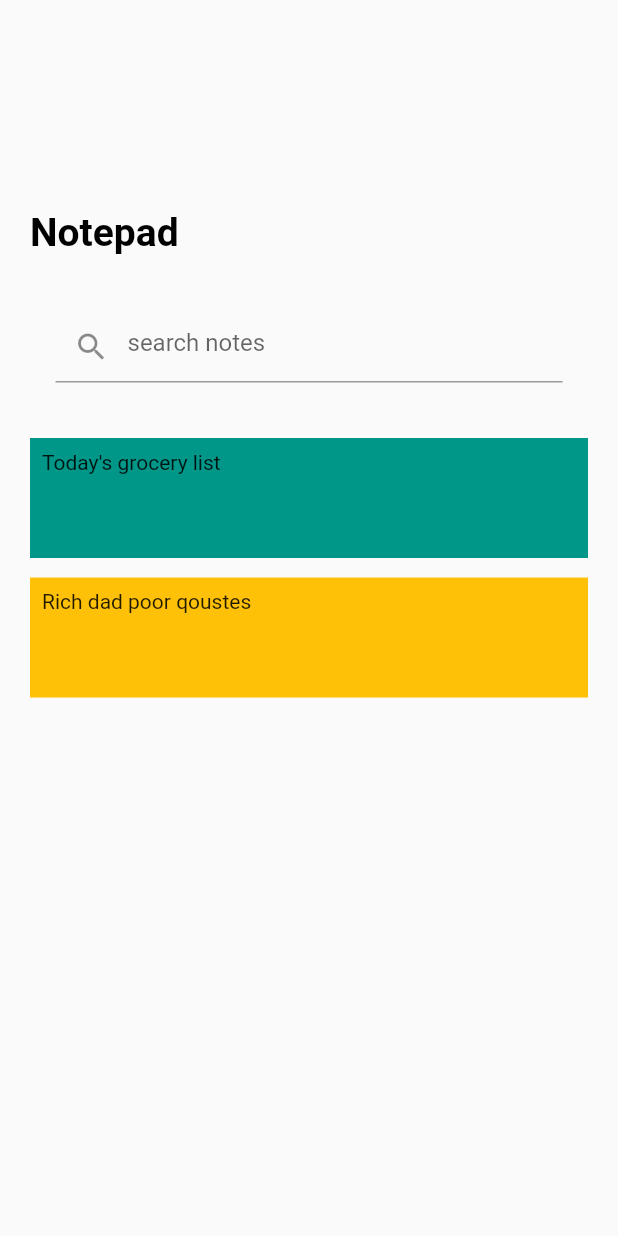
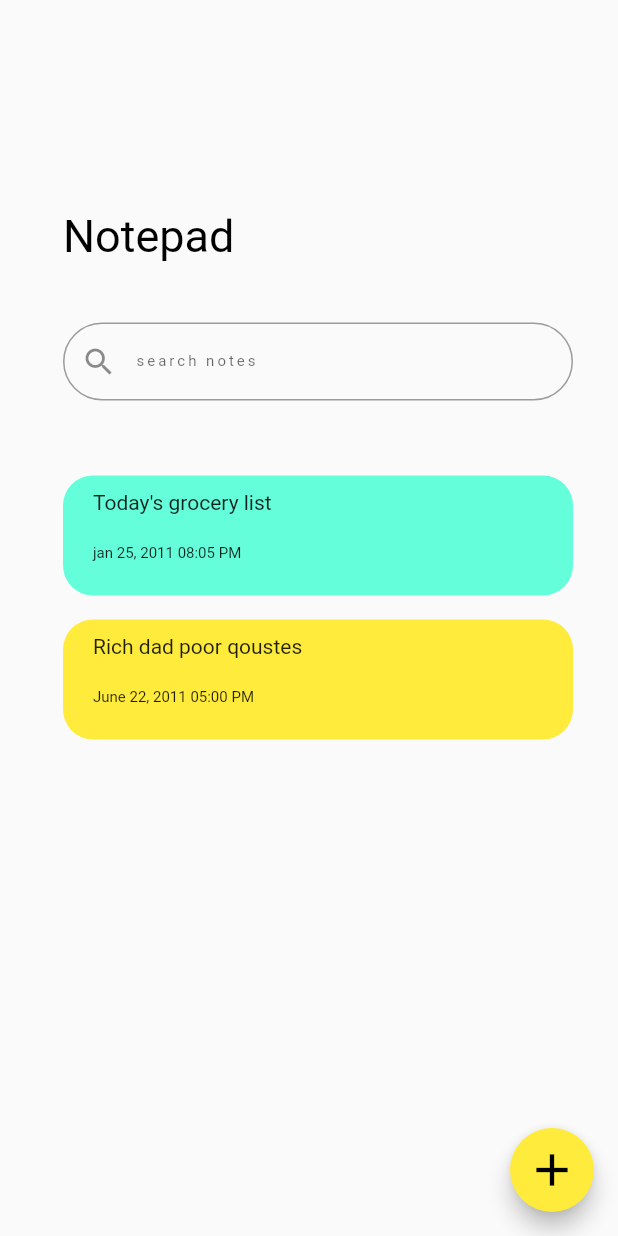
Before and after one commit to HassanEmad0010/GDSC_notesApp, a Flutter app: the NotesScreen screen opened by its route, on a phone screen of 412 x 824 dp. Run offline on Flutter 3.47's test engine with Material 2 defaults, Android fonts, the phone set to English and light mode, and no system bars.

Commit message:
2Screens

```diff
--- a/lib/main.dart
+++ b/lib/main.dart
@@ -13,6 +13,7 @@ class MyApp extends StatelessWidget {
   @override
   Widget build(BuildContext context) {
     return MaterialApp(
+      debugShowCheckedModeBanner: false,
       title: 'Flutter Demo',
       theme: ThemeData(
         // This is the theme of your application.
--- a/lib/screens/MyHomePage.dart
+++ b/lib/screens/MyHomePage.dart
@@ -11,12 +11,9 @@ class MyHomePage extends StatelessWidget{
             Navigator.pushNamed(context, "NoteScreen");
 
           },
-          child: Container(
+          child: Image.asset('assets/images/homephoto.png',width: 600,height: 900,),
+        ),
 
-            child: Image.asset('assets/images/homephoto.png'),
-
-          ),
-        ),
       )
 
 
--- a/lib/screens/NotesScreen.dart
+++ b/lib/screens/NotesScreen.dart
@@ -1,71 +1,126 @@
 import 'package:flutter/material.dart';
 
-class NotesScreen extends StatelessWidget{
-
+class NotesScreen extends StatelessWidget {
   // final scaffoldKey=GlobalKey<Scaffold>();
   @override
   Widget build(BuildContext context) {
-
     return Scaffold(
       //  key: scaffoldKey,
-
-        body: Padding(
-          padding: const EdgeInsets.symmetric(horizontal: 20,vertical: 140),
+      body: SingleChildScrollView(
+        child: Padding(
+          padding: const EdgeInsets.symmetric(horizontal: 30, vertical: 140),
           child: Column(
+            mainAxisSize: MainAxisSize.max,
             crossAxisAlignment: CrossAxisAlignment.start,
             children: [
-              Text("Notepad",style: TextStyle(fontSize: 26,color: Colors.black,fontWeight: FontWeight.bold),),
-              SizedBox(height: 20,),
+              const Padding(
+                padding: EdgeInsets.only(left: 12),
+                child: Text(
+                  "Notepad",
+                  style: TextStyle(
+                      fontSize: 30,
+                      color: Colors.black,
+                      fontWeight: FontWeight.w400),
+                ),
+              ),
+              const SizedBox(
+                height: 40,
+              ),
               Padding(
-                padding: const EdgeInsets.all(17.0),
+                padding: const EdgeInsets.only(left: 12.0),
                 child: TextFormField(
-                  decoration:  InputDecoration(
+                  style:
+                  const TextStyle(fontSize: 10, color: Colors.grey,letterSpacing: 2),
+
+                  decoration: InputDecoration(
+                  hoverColor: Colors.grey,
+                    iconColor: Colors.grey,
+                    border: OutlineInputBorder(
+
+                        borderRadius: BorderRadius.circular(50)),
                     fillColor: Colors.amberAccent,
-                    prefixIcon:Icon(Icons.search ),
+                    prefixIcon: const Icon(Icons.search),
                     hintText: "search notes",
                   ),
                 ),
               ),
-              SizedBox(height: 20,),
-
-              Container(
+              const SizedBox(
+                height: 50,
+              ),
+              Padding(
+                padding: const EdgeInsets.only(left: 12.0),
+                child: Container(
                   height: 80,
                   width: double.infinity,
-                color: Colors.teal,
+                  decoration: const BoxDecoration(
+                      color: Colors.tealAccent,
+                      // border:Border.all(width: 10),
+                      borderRadius:
+                      BorderRadius.all(Radius.circular(20))),
                   child: Padding(
-                  padding: const EdgeInsets.all(8.0),
-                  child: Text("Today's grocery list"),
+                    padding: const EdgeInsets.only(
+                      left: 20.0,
+                      top: 10,
+                    ),
+                    child: Column(
+                      crossAxisAlignment: CrossAxisAlignment.start,
+                      children: const [
+                        Text("Today's grocery list "),
+                        Padding(
+                          padding: EdgeInsets.only(top: 20),
+                          child: Text(
+                            "jan 25, 2011 08:05 PM",
+                            style: TextStyle(fontSize: 10),
                           ),
                         ),
-              SizedBox(height: 13,),
-
-              Container(
+                      ],
+                    ),
+                  ),
+                ),
+              ),
+              const SizedBox(
+                height: 16,
+              ),
+              Padding(
+                padding: const EdgeInsets.only(left: 12.0),
+                child: Container(
                   height: 80,
                   width: double.infinity,
-                color: Colors.amber,
+                  decoration: const BoxDecoration(
+                      color: Colors.yellow,
+                      // border:Border.all(width: 10),
+                      borderRadius:
+                      BorderRadius.all(Radius.circular(20))),
                   child: Padding(
-                  padding: const EdgeInsets.all(8.0),
-                  child: Text("Rich dad poor qoustes"),
+                    padding: const EdgeInsets.only(
+                      left: 20.0,
+                      top: 10,
+                    ),
+                    child: Column(
+                      crossAxisAlignment: CrossAxisAlignment.start,
+                      children: const [
+                        Text("Rich dad poor qoustes"),
+                        Padding(
+                          padding: EdgeInsets.only(top: 20),
+                          child: Text(
+                            "June 22, 2011 05:00 PM",
+                            style: TextStyle(fontSize: 10),
                           ),
                         ),
-
-             // FloatingActionButton(onPressed: (){}),
-
-
-
-
                       ],
-
                     ),
-        )
-
-
+                  ),
+                ),
+              ),
+            ],
+          ),
+        ),
+      ),
+      floatingActionButton: FloatingActionButton(
+        onPressed: () {},
+        backgroundColor: Colors.yellow,
+        child: const Icon(Icons.add,color: Colors.black,size: 36,),
+      ),
     );
-
-
   }
-
-
-
-
 }
```
Also changed, not shown: assets/images/homephoto.png. Lines whose indentation alone changed are shown as unchanged.
